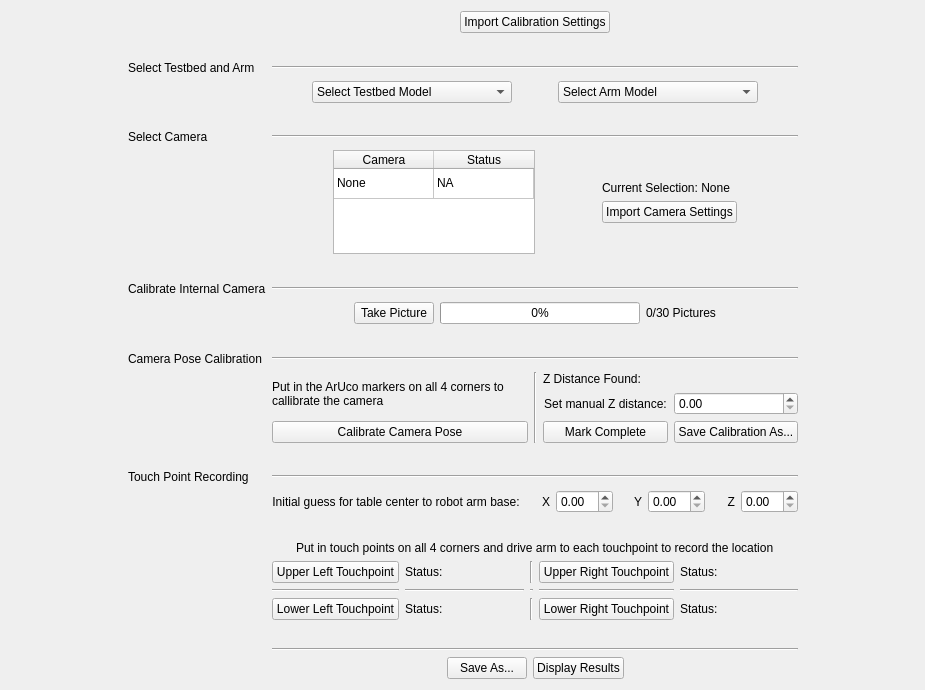
This is calibration/resource/calibration.ui in Keeganfn/testbed-calibration as Qt 5 draws it before an edit. The edited form follows.
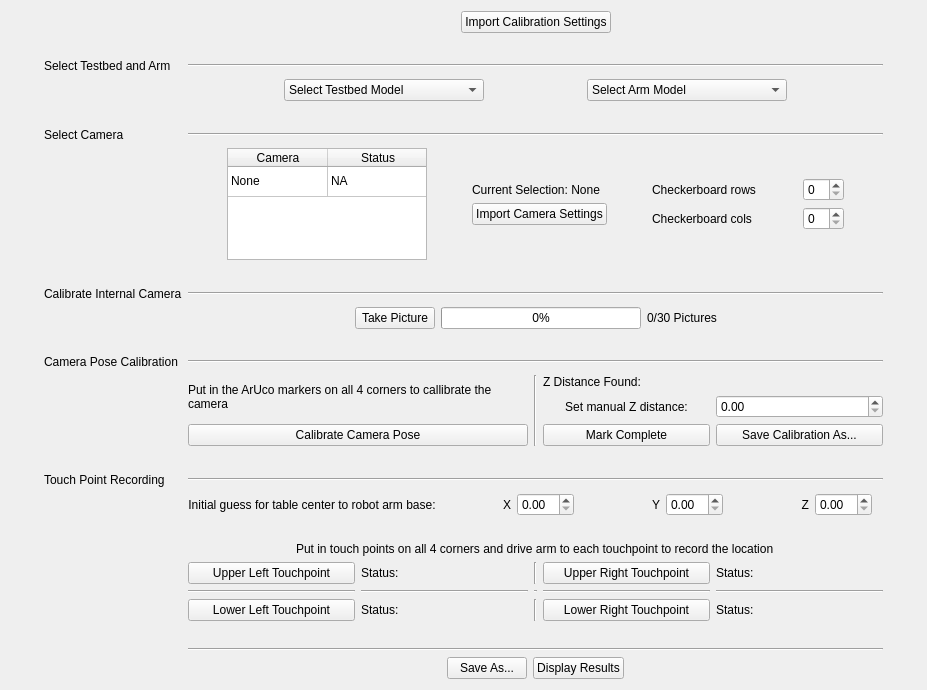
This is the edited form.

Commit message: added checkerboard rows/cols

Patch:
```diff
--- a/calibration/resource/calibration.ui
+++ b/calibration/resource/calibration.ui
@@ -6,7 +6,7 @@
    <rect>
     <x>0</x>
     <y>0</y>
-    <width>925</width>
+    <width>927</width>
     <height>690</height>
    </rect>
   </property>
@@ -79,13 +79,296 @@
     </spacer>
    </item>
    <item row="1" column="1">
-    <layout class="QGridLayout" name="gridLayout_2" rowstretch="0,0,0,0,0,0,0,0,0,0,0,0,0,0,0,0,0,0,0,0,0,0,0,0" columnstretch="0,0,0,0,0">
+    <layout class="QGridLayout" name="gridLayout_2" rowstretch="0,0,0,0,0,0,0,0,0,0,0,0,0,0,0,0,0,0,0,0,0,0,0,0" columnstretch="0,0,0,0">
      <property name="sizeConstraint">
       <enum>QLayout::SetNoConstraint</enum>
      </property>
      <property name="horizontalSpacing">
       <number>6</number>
      </property>
+     <item row="0" column="3">
+      <layout class="QHBoxLayout" name="horizontalLayout_5">
+       <item>
+        <spacer name="horizontalSpacer_7">
+         <property name="orientation">
+          <enum>Qt::Horizontal</enum>
+         </property>
+         <property name="sizeHint" stdset="0">
+          <size>
+           <width>20</width>
+           <height>20</height>
+          </size>
+         </property>
+        </spacer>
+       </item>
+       <item>
+        <widget class="QPushButton" name="importCalibButton">
+         <property name="text">
+          <string>Import Calibration Settings</string>
+         </property>
+        </widget>
+       </item>
+       <item>
+        <spacer name="horizontalSpacer_9">
+         <property name="orientation">
+          <enum>Qt::Horizontal</enum>
+         </property>
+         <property name="sizeHint" stdset="0">
+          <size>
+           <width>40</width>
+           <height>20</height>
+          </size>
+         </property>
+        </spacer>
+       </item>
+      </layout>
+     </item>
+     <item row="8" column="1">
+      <widget class="QLabel" name="internalCameraLeftLabel">
+       <property name="sizePolicy">
+        <sizepolicy hsizetype="Preferred" vsizetype="Preferred">
+         <horstretch>0</horstretch>
+         <verstretch>0</verstretch>
+        </sizepolicy>
+       </property>
+       <property name="minimumSize">
+        <size>
+         <width>0</width>
+         <height>0</height>
+        </size>
+       </property>
+       <property name="maximumSize">
+        <size>
+         <width>16777215</width>
+         <height>16777215</height>
+        </size>
+       </property>
+       <property name="text">
+        <string>Calibrate Internal Camera</string>
+       </property>
+      </widget>
+     </item>
+     <item row="23" column="3">
+      <layout class="QHBoxLayout" name="horizontalLayout">
+       <property name="sizeConstraint">
+        <enum>QLayout::SetDefaultConstraint</enum>
+       </property>
+       <item>
+        <spacer name="horizontalSpacer">
+         <property name="orientation">
+          <enum>Qt::Horizontal</enum>
+         </property>
+         <property name="sizeHint" stdset="0">
+          <size>
+           <width>40</width>
+           <height>20</height>
+          </size>
+         </property>
+        </spacer>
+       </item>
+       <item>
+        <widget class="QPushButton" name="saveAsButton">
+         <property name="maximumSize">
+          <size>
+           <width>200</width>
+           <height>16777215</height>
+          </size>
+         </property>
+         <property name="text">
+          <string>Save As...</string>
+         </property>
+         <property name="default">
+          <bool>false</bool>
+         </property>
+         <property name="flat">
+          <bool>false</bool>
+         </property>
+        </widget>
+       </item>
+       <item>
+        <widget class="QPushButton" name="startRVizButton">
+         <property name="maximumSize">
+          <size>
+           <width>200</width>
+           <height>16777215</height>
+          </size>
+         </property>
+         <property name="text">
+          <string>Display Results</string>
+         </property>
+         <property name="default">
+          <bool>false</bool>
+         </property>
+         <property name="flat">
+          <bool>false</bool>
+         </property>
+        </widget>
+       </item>
+       <item>
+        <spacer name="horizontalSpacer_14">
+         <property name="orientation">
+          <enum>Qt::Horizontal</enum>
+         </property>
+         <property name="sizeHint" stdset="0">
+          <size>
+           <width>40</width>
+           <height>20</height>
+          </size>
+         </property>
+        </spacer>
+       </item>
+      </layout>
+     </item>
+     <item row="21" column="1">
+      <spacer name="verticalSpacer_4">
+       <property name="orientation">
+        <enum>Qt::Vertical</enum>
+       </property>
+       <property name="sizeHint" stdset="0">
+        <size>
+         <width>20</width>
+         <height>40</height>
+        </size>
+       </property>
+      </spacer>
+     </item>
+     <item row="2" column="1">
+      <widget class="QLabel" name="selectLeftLabel">
+       <property name="sizePolicy">
+        <sizepolicy hsizetype="Preferred" vsizetype="Preferred">
+         <horstretch>0</horstretch>
+         <verstretch>0</verstretch>
+        </sizepolicy>
+       </property>
+       <property name="minimumSize">
+        <size>
+         <width>0</width>
+         <height>0</height>
+        </size>
+       </property>
+       <property name="maximumSize">
+        <size>
+         <width>16777215</width>
+         <height>16777215</height>
+        </size>
+       </property>
+       <property name="text">
+        <string>Select Testbed and Arm</string>
+       </property>
+      </widget>
+     </item>
+     <item row="11" column="3">
+      <widget class="Line" name="line_7">
+       <property name="orientation">
+        <enum>Qt::Horizontal</enum>
+       </property>
+      </widget>
+     </item>
+     <item row="18" column="1">
+      <spacer name="verticalSpacer_5">
+       <property name="orientation">
+        <enum>Qt::Vertical</enum>
+       </property>
+       <property name="sizeHint" stdset="0">
+        <size>
+         <width>20</width>
+         <height>40</height>
+        </size>
+       </property>
+      </spacer>
+     </item>
+     <item row="7" column="1">
+      <spacer name="verticalSpacer_7">
+       <property name="orientation">
+        <enum>Qt::Vertical</enum>
+       </property>
+       <property name="sizeHint" stdset="0">
+        <size>
+         <width>20</width>
+         <height>40</height>
+        </size>
+       </property>
+      </spacer>
+     </item>
+     <item row="10" column="1">
+      <spacer name="verticalSpacer_6">
+       <property name="orientation">
+        <enum>Qt::Vertical</enum>
+       </property>
+       <property name="sizeHint" stdset="0">
+        <size>
+         <width>20</width>
+         <height>40</height>
+        </size>
+       </property>
+      </spacer>
+     </item>
+     <item row="1" column="1">
+      <spacer name="verticalSpacer_3">
+       <property name="orientation">
+        <enum>Qt::Vertical</enum>
+       </property>
+       <property name="sizeHint" stdset="0">
+        <size>
+         <width>20</width>
+         <height>40</height>
+        </size>
+       </property>
+      </spacer>
+     </item>
+     <item row="11" column="1">
+      <widget class="QLabel" name="cameraPoseLeftLabel">
+       <property name="sizePolicy">
+        <sizepolicy hsizetype="Preferred" vsizetype="Preferred">
+         <horstretch>0</horstretch>
+         <verstretch>0</verstretch>
+        </sizepolicy>
+       </property>
+       <property name="minimumSize">
+        <size>
+         <width>0</width>
+         <height>0</height>
+        </size>
+       </property>
+       <property name="maximumSize">
+        <size>
+         <width>16777215</width>
+         <height>16777215</height>
+        </size>
+       </property>
+       <property name="text">
+        <string>Camera Pose Calibration</string>
+       </property>
+      </widget>
+     </item>
+     <item row="8" column="3">
+      <widget class="Line" name="line_8">
+       <property name="orientation">
+        <enum>Qt::Horizontal</enum>
+       </property>
+      </widget>
+     </item>
+     <item row="19" column="3">
+      <widget class="Line" name="line_6">
+       <property name="orientation">
+        <enum>Qt::Horizontal</enum>
+       </property>
+      </widget>
+     </item>
+     <item row="22" column="3">
+      <widget class="Line" name="line_10">
+       <property name="orientation">
+        <enum>Qt::Horizontal</enum>
+       </property>
+      </widget>
+     </item>
+     <item row="2" column="3">
+      <widget class="Line" name="line_9">
+       <property name="orientation">
+        <enum>Qt::Horizontal</enum>
+       </property>
+      </widget>
+     </item>
      <item row="20" column="3">
       <layout class="QVBoxLayout" name="verticalLayout_16" stretch="0,0,0,0">
        <item>
@@ -441,289 +724,6 @@
        </property>
       </widget>
      </item>
-     <item row="8" column="1">
-      <widget class="QLabel" name="internalCameraLeftLabel">
-       <property name="sizePolicy">
-        <sizepolicy hsizetype="Preferred" vsizetype="Preferred">
-         <horstretch>0</horstretch>
-         <verstretch>0</verstretch>
-        </sizepolicy>
-       </property>
-       <property name="minimumSize">
-        <size>
-         <width>0</width>
-         <height>0</height>
-        </size>
-       </property>
-       <property name="maximumSize">
-        <size>
-         <width>16777215</width>
-         <height>16777215</height>
-        </size>
-       </property>
-       <property name="text">
-        <string>Calibrate Internal Camera</string>
-       </property>
-      </widget>
-     </item>
-     <item row="23" column="3">
-      <layout class="QHBoxLayout" name="horizontalLayout">
-       <property name="sizeConstraint">
-        <enum>QLayout::SetDefaultConstraint</enum>
-       </property>
-       <item>
-        <spacer name="horizontalSpacer">
-         <property name="orientation">
-          <enum>Qt::Horizontal</enum>
-         </property>
-         <property name="sizeHint" stdset="0">
-          <size>
-           <width>40</width>
-           <height>20</height>
-          </size>
-         </property>
-        </spacer>
-       </item>
-       <item>
-        <widget class="QPushButton" name="saveAsButton">
-         <property name="maximumSize">
-          <size>
-           <width>200</width>
-           <height>16777215</height>
-          </size>
-         </property>
-         <property name="text">
-          <string>Save As...</string>
-         </property>
-         <property name="default">
-          <bool>false</bool>
-         </property>
-         <property name="flat">
-          <bool>false</bool>
-         </property>
-        </widget>
-       </item>
-       <item>
-        <widget class="QPushButton" name="startRVizButton">
-         <property name="maximumSize">
-          <size>
-           <width>200</width>
-           <height>16777215</height>
-          </size>
-         </property>
-         <property name="text">
-          <string>Display Results</string>
-         </property>
-         <property name="default">
-          <bool>false</bool>
-         </property>
-         <property name="flat">
-          <bool>false</bool>
-         </property>
-        </widget>
-       </item>
-       <item>
-        <spacer name="horizontalSpacer_14">
-         <property name="orientation">
-          <enum>Qt::Horizontal</enum>
-         </property>
-         <property name="sizeHint" stdset="0">
-          <size>
-           <width>40</width>
-           <height>20</height>
-          </size>
-         </property>
-        </spacer>
-       </item>
-      </layout>
-     </item>
-     <item row="21" column="1">
-      <spacer name="verticalSpacer_4">
-       <property name="orientation">
-        <enum>Qt::Vertical</enum>
-       </property>
-       <property name="sizeHint" stdset="0">
-        <size>
-         <width>20</width>
-         <height>40</height>
-        </size>
-       </property>
-      </spacer>
-     </item>
-     <item row="18" column="1">
-      <spacer name="verticalSpacer_5">
-       <property name="orientation">
-        <enum>Qt::Vertical</enum>
-       </property>
-       <property name="sizeHint" stdset="0">
-        <size>
-         <width>20</width>
-         <height>40</height>
-        </size>
-       </property>
-      </spacer>
-     </item>
-     <item row="7" column="1">
-      <spacer name="verticalSpacer_7">
-       <property name="orientation">
-        <enum>Qt::Vertical</enum>
-       </property>
-       <property name="sizeHint" stdset="0">
-        <size>
-         <width>20</width>
-         <height>40</height>
-        </size>
-       </property>
-      </spacer>
-     </item>
-     <item row="1" column="1">
-      <spacer name="verticalSpacer_3">
-       <property name="orientation">
-        <enum>Qt::Vertical</enum>
-       </property>
-       <property name="sizeHint" stdset="0">
-        <size>
-         <width>20</width>
-         <height>40</height>
-        </size>
-       </property>
-      </spacer>
-     </item>
-     <item row="2" column="1">
-      <widget class="QLabel" name="selectLeftLabel">
-       <property name="sizePolicy">
-        <sizepolicy hsizetype="Preferred" vsizetype="Preferred">
-         <horstretch>0</horstretch>
-         <verstretch>0</verstretch>
-        </sizepolicy>
-       </property>
-       <property name="minimumSize">
-        <size>
-         <width>0</width>
-         <height>0</height>
-        </size>
-       </property>
-       <property name="maximumSize">
-        <size>
-         <width>16777215</width>
-         <height>16777215</height>
-        </size>
-       </property>
-       <property name="text">
-        <string>Select Testbed and Arm</string>
-       </property>
-      </widget>
-     </item>
-     <item row="11" column="1">
-      <widget class="QLabel" name="cameraPoseLeftLabel">
-       <property name="sizePolicy">
-        <sizepolicy hsizetype="Preferred" vsizetype="Preferred">
-         <horstretch>0</horstretch>
-         <verstretch>0</verstretch>
-        </sizepolicy>
-       </property>
-       <property name="minimumSize">
-        <size>
-         <width>0</width>
-         <height>0</height>
-        </size>
-       </property>
-       <property name="maximumSize">
-        <size>
-         <width>16777215</width>
-         <height>16777215</height>
-        </size>
-       </property>
-       <property name="text">
-        <string>Camera Pose Calibration</string>
-       </property>
-      </widget>
-     </item>
-     <item row="10" column="1">
-      <spacer name="verticalSpacer_6">
-       <property name="orientation">
-        <enum>Qt::Vertical</enum>
-       </property>
-       <property name="sizeHint" stdset="0">
-        <size>
-         <width>20</width>
-         <height>40</height>
-        </size>
-       </property>
-      </spacer>
-     </item>
-     <item row="11" column="3">
-      <widget class="Line" name="line_7">
-       <property name="orientation">
-        <enum>Qt::Horizontal</enum>
-       </property>
-      </widget>
-     </item>
-     <item row="8" column="3">
-      <widget class="Line" name="line_8">
-       <property name="orientation">
-        <enum>Qt::Horizontal</enum>
-       </property>
-      </widget>
-     </item>
-     <item row="2" column="3">
-      <widget class="Line" name="line_9">
-       <property name="orientation">
-        <enum>Qt::Horizontal</enum>
-       </property>
-      </widget>
-     </item>
-     <item row="19" column="3">
-      <widget class="Line" name="line_6">
-       <property name="orientation">
-        <enum>Qt::Horizontal</enum>
-       </property>
-      </widget>
-     </item>
-     <item row="22" column="3">
-      <widget class="Line" name="line_10">
-       <property name="orientation">
-        <enum>Qt::Horizontal</enum>
-       </property>
-      </widget>
-     </item>
-     <item row="0" column="3">
-      <layout class="QHBoxLayout" name="horizontalLayout_5">
-       <item>
-        <spacer name="horizontalSpacer_7">
-         <property name="orientation">
-          <enum>Qt::Horizontal</enum>
-         </property>
-         <property name="sizeHint" stdset="0">
-          <size>
-           <width>20</width>
-           <height>20</height>
-          </size>
-         </property>
-        </spacer>
-       </item>
-       <item>
-        <widget class="QPushButton" name="importCalibButton">
-         <property name="text">
-          <string>Import Calibration Settings</string>
-         </property>
-        </widget>
-       </item>
-       <item>
-        <spacer name="horizontalSpacer_9">
-         <property name="orientation">
-          <enum>Qt::Horizontal</enum>
-         </property>
-         <property name="sizeHint" stdset="0">
-          <size>
-           <width>40</width>
-           <height>20</height>
-          </size>
-         </property>
-        </spacer>
-       </item>
-      </layout>
-     </item>
      <item row="9" column="3">
       <layout class="QVBoxLayout" name="verticalLayout_9" stretch="0">
        <item>
@@ -966,6 +966,19 @@
        </item>
       </layout>
      </item>
+     <item row="4" column="1">
+      <spacer name="verticalSpacer_9">
+       <property name="orientation">
+        <enum>Qt::Vertical</enum>
+       </property>
+       <property name="sizeHint" stdset="0">
+        <size>
+         <width>20</width>
+         <height>40</height>
+        </size>
+       </property>
+      </spacer>
+     </item>
      <item row="13" column="3">
       <layout class="QGridLayout" name="gridLayout_6">
        <item row="0" column="4">
@@ -1090,18 +1103,19 @@
        </item>
       </layout>
      </item>
-     <item row="4" column="1">
-      <spacer name="verticalSpacer_9">
+     <item row="5" column="1">
+      <widget class="QLabel" name="label">
+       <property name="text">
+        <string>Select Camera</string>
+       </property>
+      </widget>
+     </item>
+     <item row="5" column="3">
+      <widget class="Line" name="line_14">
        <property name="orientation">
-        <enum>Qt::Vertical</enum>
+        <enum>Qt::Horizontal</enum>
        </property>
-       <property name="sizeHint" stdset="0">
-        <size>
-         <width>20</width>
-         <height>40</height>
-        </size>
-       </property>
-      </spacer>
+      </widget>
      </item>
      <item row="6" column="3">
       <layout class="QHBoxLayout" name="horizontalLayout_9">
@@ -1253,22 +1267,105 @@
          </property>
         </spacer>
        </item>
+       <item>
+        <layout class="QVBoxLayout" name="verticalLayout_2">
+         <item>
+          <spacer name="verticalSpacer_12">
+           <property name="orientation">
+            <enum>Qt::Vertical</enum>
+           </property>
+           <property name="sizeHint" stdset="0">
+            <size>
+             <width>20</width>
+             <height>40</height>
+            </size>
+           </property>
+          </spacer>
+         </item>
+         <item>
+          <layout class="QHBoxLayout" name="horizontalLayout_2">
+           <item>
+            <widget class="QLabel" name="cbRowsLabel">
+             <property name="text">
+              <string>Checkerboard rows</string>
+             </property>
+            </widget>
+           </item>
+           <item>
+            <spacer name="horizontalSpacer_16">
+             <property name="orientation">
+              <enum>Qt::Horizontal</enum>
+             </property>
+             <property name="sizeHint" stdset="0">
+              <size>
+               <width>40</width>
+               <height>20</height>
+              </size>
+             </property>
+            </spacer>
+           </item>
+           <item>
+            <widget class="QSpinBox" name="rowsSpinBox"/>
+           </item>
+          </layout>
+         </item>
+         <item>
+          <layout class="QHBoxLayout" name="horizontalLayout_10">
+           <item>
+            <widget class="QLabel" name="cbColsLabel">
+             <property name="text">
+              <string>Checkerboard cols  </string>
+             </property>
+            </widget>
+           </item>
+           <item>
+            <spacer name="horizontalSpacer_17">
+             <property name="orientation">
+              <enum>Qt::Horizontal</enum>
+             </property>
+             <property name="sizeHint" stdset="0">
+              <size>
+               <width>40</width>
+               <height>20</height>
+              </size>
+             </property>
+            </spacer>
+           </item>
+           <item>
+            <widget class="QSpinBox" name="colsSpinBox"/>
+           </item>
+          </layout>
+         </item>
+         <item>
+          <spacer name="verticalSpacer_13">
+           <property name="orientation">
+            <enum>Qt::Vertical</enum>
+           </property>
+           <property name="sizeHint" stdset="0">
+            <size>
+             <width>20</width>
+             <height>40</height>
+            </size>
+           </property>
+          </spacer>
+         </item>
+        </layout>
+       </item>
+       <item>
+        <spacer name="horizontalSpacer_15">
+         <property name="orientation">
+          <enum>Qt::Horizontal</enum>
+         </property>
+         <property name="sizeHint" stdset="0">
+          <size>
+           <width>40</width>
+           <height>20</height>
+          </size>
+         </property>
+        </spacer>
+       </item>
       </layout>
      </item>
-     <item row="5" column="1">
-      <widget class="QLabel" name="label">
-       <property name="text">
-        <string>Select Camera</string>
-       </property>
-      </widget>
-     </item>
-     <item row="5" column="3">
-      <widget class="Line" name="line_14">
-       <property name="orientation">
-        <enum>Qt::Horizontal</enum>
-       </property>
-      </widget>
-     </item>
     </layout>
    </item>
   </layout>
```
